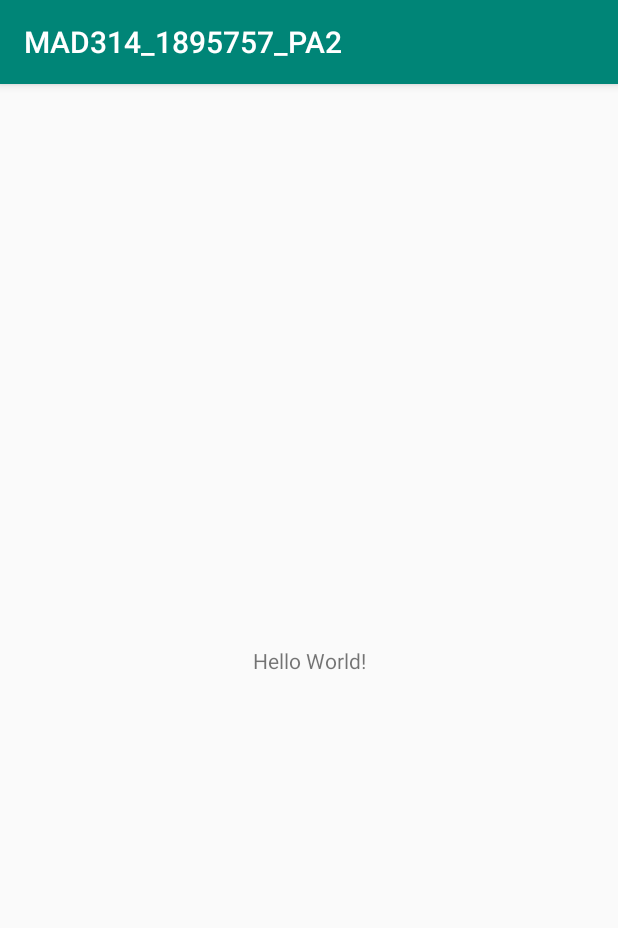
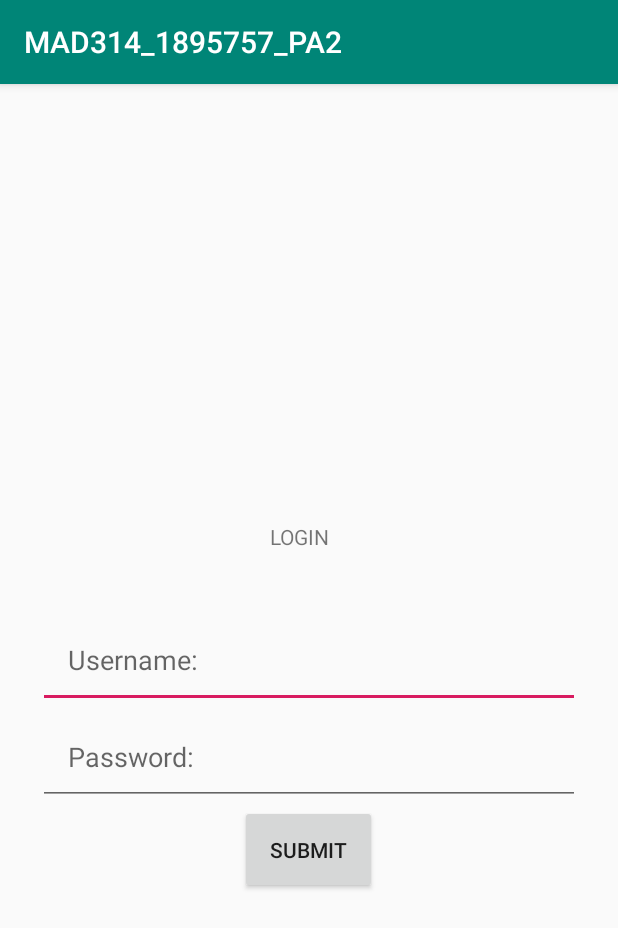
Before and after one commit to Believe08/MAD314_1895757_PA2, an Android app: the screen it shows after launch (MainActivity), on a phone screen of 412 x 824 dp. Shown: the top 928 px of the screen. Run offline under Robolectric (Android 15) with nearby library versions, the phone set to English and light mode, and no system bars; 1 statement that could not run was skipped.

Commit message:
Final Commit

```diff
--- a/app/build.gradle
+++ b/app/build.gradle
@@ -26,4 +26,5 @@ dependencies {
     testImplementation 'junit:junit:4.12'
     androidTestImplementation 'androidx.test:runner:1.1.1'
     androidTestImplementation 'androidx.test.espresso:espresso-core:3.1.1'
+    implementation 'androidx.recyclerview:recyclerview:1.0.0'
 }
--- a/app/src/main/AndroidManifest.xml
+++ b/app/src/main/AndroidManifest.xml
@@ -9,6 +9,7 @@
         android:roundIcon="@mipmap/ic_launcher_round"
         android:supportsRtl="true"
         android:theme="@style/AppTheme">
+        <activity android:name=".Activity2"></activity>
         <activity android:name=".MainActivity">
             <intent-filter>
                 <action android:name="android.intent.action.MAIN" />
--- a/app/src/main/java/Student.java
+++ b/app/src/main/java/Student.java
@@ -1,4 +1,6 @@
-package PACKAGE_NAME;
+public class Student {
+    String name;
+    int id;
+    String password;
 
-public class Pojo {
 }
--- a/app/src/main/java/com/example/mad314_1895757_pa2/MainActivity.java
+++ b/app/src/main/java/com/example/mad314_1895757_pa2/MainActivity.java
@@ -1,14 +1,54 @@
 package com.example.mad314_1895757_pa2;
 
 import androidx.appcompat.app.AppCompatActivity;
+import androidx.recyclerview.widget.LinearLayoutManager;
+import androidx.recyclerview.widget.RecyclerView;
 
 import android.os.Bundle;
+import android.view.View;
+import android.widget.Button;
+import android.widget.EditText;
+import android.widget.TextView;
 
 public class MainActivity extends AppCompatActivity {
+
 
     @Override
     protected void onCreate(Bundle savedInstanceState) {
         super.onCreate(savedInstanceState);
         setContentView(R.layout.activity_main);
+
+        final TextView title = findViewById(R.id.title);
+        final EditText etUsername = findViewById(R.id.username);
+        final EditText etPassword = findViewById(R.id.password);
+        final Button submitButton = findViewById(R.id.submit);
+
+        //StudentAdapter mAdapter = new StudentAdapter(getApplicationContext());
+        //rvStudent.setAdapter(mAdapter);
+
+
+
+        submitButton.setOnClickListener(new View.OnClickListener() {
+            @Override
+            public void onClick(View v) {
+
+                String name = etUsername.getText().toString();
+                String pass = etPassword.getText().toString();
+
+                Student student = new Student(){
+                    student.name = name;
+                    student.pass = pass;
+                };
+
+
+
+
+
+
+
+            }
+        });
+
+
     }
 }
--- a/app/src/main/res/layout/activity_main.xml
+++ b/app/src/main/res/layout/activity_main.xml
@@ -1,5 +1,5 @@
 <?xml version="1.0" encoding="utf-8"?>
-<androidx.constraintlayout.widget.ConstraintLayout xmlns:android="http://schemas.android.com/apk/res/android"
+<RelativeLayout xmlns:android="http://schemas.android.com/apk/res/android"
     xmlns:app="http://schemas.android.com/apk/res-auto"
     xmlns:tools="http://schemas.android.com/tools"
     android:layout_width="match_parent"
@@ -7,12 +7,53 @@
     tools:context=".MainActivity">
 
     <TextView
+        android:id="@+id/title"
+        android:layout_width="match_parent"
+        android:layout_height="wrap_content"
+        android:layout_above="@+id/username"
+        android:layout_centerVertical="true"
+        android:layout_marginLeft="180dp"
+        android:layout_marginTop="20dp"
+        android:layout_marginRight="180dp"
+        android:text="LOGIN"
+        app:layout_constraintVertical_bias="0.234" />
+
+    <EditText
+        android:id="@+id/username"
+        android:layout_width="match_parent"
+        android:layout_height="wrap_content"
+        android:layout_centerInParent="true"
+        android:layout_marginLeft="25dp"
+        android:layout_marginTop="40dp"
+        android:layout_marginRight="25dp"
+        android:hint="Username:"
+        android:inputType="textPersonName"
+        android:padding="20dp" />
+
+    <EditText
+        android:id="@+id/password"
+        android:layout_width="match_parent"
+        android:layout_height="wrap_content"
+        android:layout_below="@+id/username"
+        android:layout_centerHorizontal="true"
+        android:layout_centerVertical="true"
+        android:layout_marginLeft="25dp"
+        android:layout_marginRight="25dp"
+        android:ems="10"
+        android:hint="Password:"
+        android:inputType="textPassword"
+        android:padding="20dp" />
+
+    <Button
+        android:id="@+id/submit"
         android:layout_width="wrap_content"
         android:layout_height="wrap_content"
-        android:text="Hello World!"
-        app:layout_constraintBottom_toBottomOf="parent"
-        app:layout_constraintLeft_toLeftOf="parent"
-        app:layout_constraintRight_toRightOf="parent"
-        app:layout_constraintTop_toTopOf="parent" />
+        android:layout_below="@+id/password"
+        android:layout_centerHorizontal="true"
+        android:layout_centerVertical="true"
+        android:padding="20dp"
+        android:text="Submit"
+        tools:layout_editor_absoluteX="128dp"
+        tools:layout_editor_absoluteY="485dp" />
 
-</androidx.constraintlayout.widget.ConstraintLayout>
+</RelativeLayout>
```
Also changed, not shown: app/src/main/java/StudentAdapter.java (+38 -2 lines), app/src/main/java/StudentRepository.java (+76 -1 lines), app/src/main/java/com/example/mad314_1895757_pa2/Activity2.java (+12 -0 lines), app/src/main/res/layout/activity_2.xml (+8 -2 lines), 1 other file.
